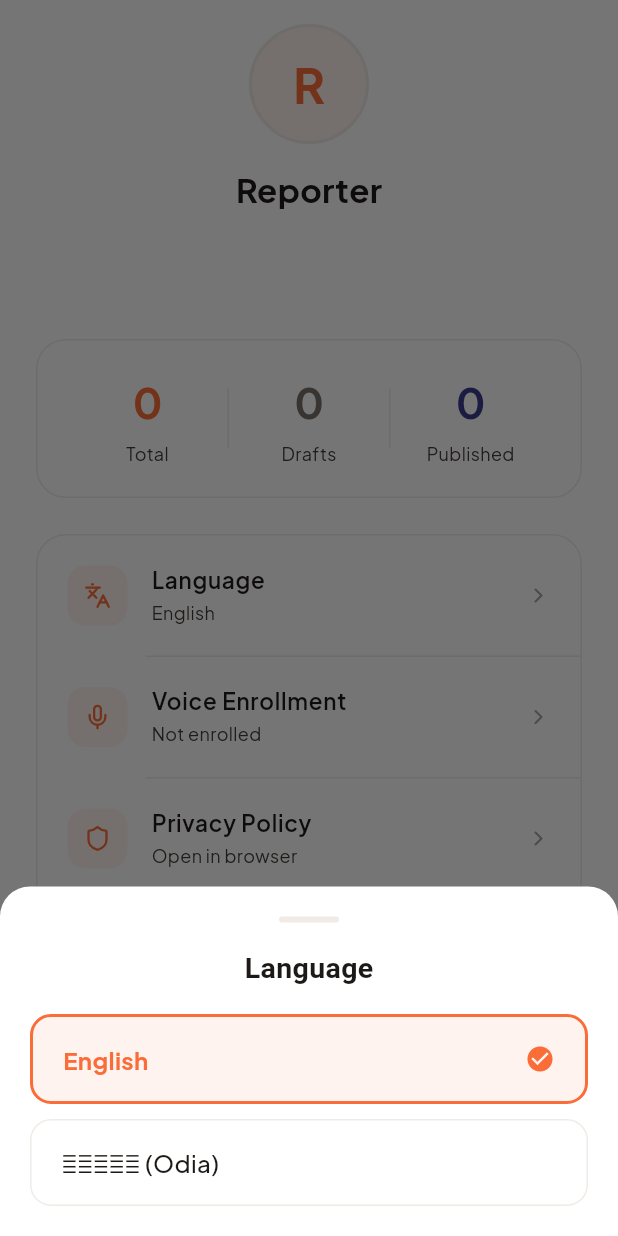
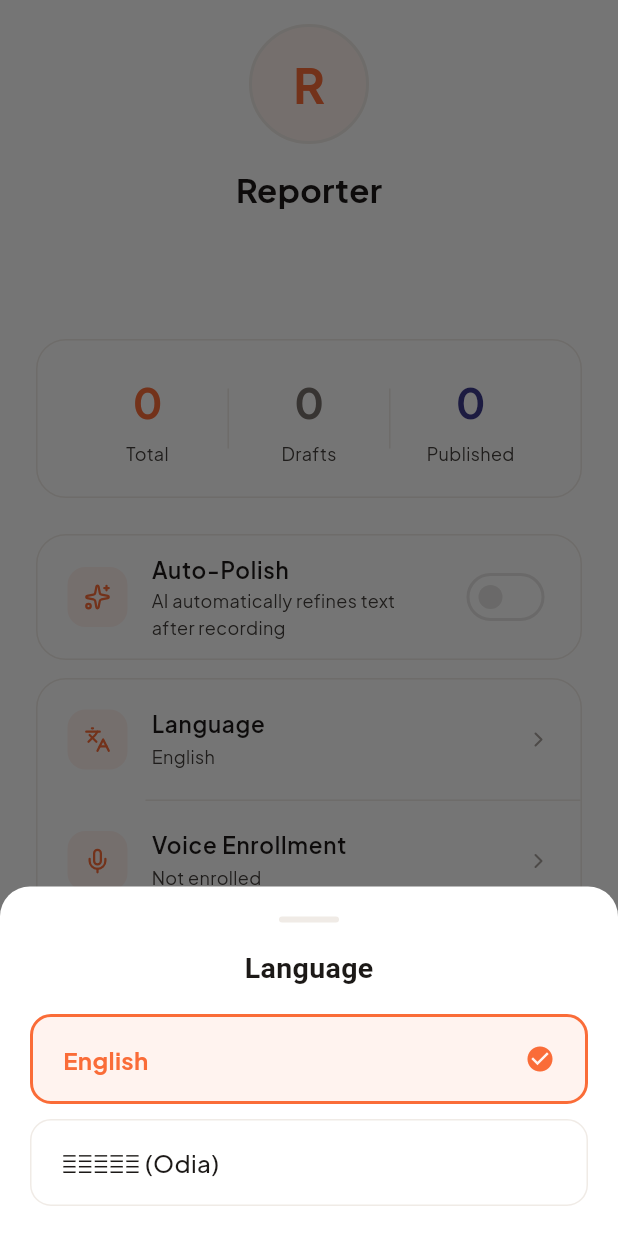
Before and after one commit to satrujit/vrittant, a Flutter app: the ProfileScreen screen opened directly, after a tap on "Language", on a phone screen of 412 x 824 dp. Run offline on Flutter 3.47's test engine with Material 3 defaults, Android fonts, the phone set to English and light mode, and no system bars; our stand-ins replace audioplayers, connectivity_plus, dio, file_picker, flutter_riverpod, flutter_secure_storage and 12 more; missing offline and left inert: dart:js_interop, fftea, record, sherpa_onnx, tflite_flutter; accounts and stored records are empty; network calls fail; Roboto replaces fonts that are missing (Anek Odia).

Commit message:
fix(mobile): wholesale sync lib/ from standalone newsflow repo
The git subtree pull merged the squashed history but left several
files in a broken state — provider missing polishingParagraphIds,
profile_screen referencing strings that didn't exist in the
auto-merged app_strings.dart, missing auto_polish_provider.dart, etc.

Resolved by replacing the affected files wholesale with the
standalone repo's versions:
- api_service.dart, sarvam_api.dart, sarvam_config.dart
- features/create_news/providers/create_news_provider.dart
- features/profile/screens/profile_screen.dart
- core/providers/auto_polish_provider.dart (new file)

For app_strings.dart: took standalone's wholesale (had ~30 new
strings the auto-merge dropped) then re-applied the AI Refine
rename on top.

Kept my Odia auto-locale work in app.dart (standalone doesn't have
that yet — version 1.0.8+13 in pubspec includes it).

flutter analyze: 0 errors (62 info/warnings, all pre-existing dead-
code warnings from the standalone notepad refactor).

Co-Authored-By: Claude Opus 4.7 <noreply@anthropic.com>

```diff
--- a/mobile/lib/core/l10n/app_strings.dart
+++ b/mobile/lib/core/l10n/app_strings.dart
@@ -225,6 +225,13 @@ class AppStrings {
   String get comingSoon => isOdia ? '\u0B36\u0B40\u0B18\u0B4D\u0B30 \u0B06\u0B38\u0B41\u0B1B\u0B3F' : 'Coming soon';
   String get privacyPolicy => isOdia ? '\u0B17\u0B4B\u0B2A\u0B28\u0B40\u0B5F\u0B24\u0B3E \u0B28\u0B40\u0B24\u0B3F' : 'Privacy Policy';
   String get privacyPolicySubtitle => isOdia ? '\u0B06\u0B2E\u0B15\u0B41 \u0B2C\u0B4D\u0B30\u0B3E\u0B09\u0B1C\u0B30\u0B30\u0B47 \u0B16\u0B4B\u0B32\u0B28\u0B4D\u0B24\u0B41' : 'Open in browser';
+  String get deleteAccount => isOdia ? '\u0B16\u0B3E\u0B24\u0B3E \u0B21\u0B3F\u0B32\u0B3F\u0B1F \u0B15\u0B30\u0B28\u0B4D\u0B24\u0B41' : 'Delete Account';
+  String get deleteAccountSubtitle => isOdia ? '\u0B06\u0B2A\u0B23\u0B19\u0B4D\u0B15 \u0B16\u0B3E\u0B24\u0B3E \u0B05\u0B15\u0B4D\u0B37\u0B2E \u0B15\u0B30\u0B3F\u0B2C\u0B3E\u0B15\u0B41 \u0B05\u0B28\u0B41\u0B30\u0B4B\u0B27 \u0B15\u0B30\u0B28\u0B4D\u0B24\u0B41' : 'Request to deactivate your account';
+  String get deleteAccountTitle => isOdia ? '\u0B16\u0B3E\u0B24\u0B3E \u0B21\u0B3F\u0B32\u0B3F\u0B1F \u0B15\u0B30\u0B3F\u0B2C\u0B47?' : 'Delete your account?';
+  String get deleteAccountBody => isOdia ? '\u0B06\u0B2A\u0B23\u0B19\u0B4D\u0B15 \u0B16\u0B3E\u0B24\u0B3E \u0B05\u0B15\u0B4D\u0B37\u0B2E \u0B15\u0B30\u0B3F\u0B26\u0B3F\u0B06\u0B2F\u0B3F\u0B2C, \u0B15\u0B3E\u0B30\u0B3F\u0B17\u0B24 \u0B24\u0B25\u0B4D\u0B5F (\u0B28\u0B3E\u0B2E, \u0B2B\u0B4B\u0B28\u0B4D) \u0B05\u0B28\u0B3E\u0B2E\u0B40\u0B15\u0B43\u0B24 \u0B39\u0B47\u0B2C \u0B0F\u0B2C\u0B02 \u0B06\u0B2A\u0B23\u0B19\u0B4D\u0B15\u0B30 \u0B16\u0B2C\u0B30 \u0B38\u0B2E\u0B4D\u0B2A\u0B3E\u0B26\u0B3F\u0B24 \u0B15\u0B3E\u0B30\u0B4D\u0B2F\u0B30 \u0B28\u0B3E\u0B2E "\u0B2A\u0B42\u0B30\u0B4D\u0B2C\u0B24\u0B28 \u0B38\u0B02\u0B2C\u0B3E\u0B26\u0B26\u0B3E\u0B24\u0B3E" \u0B39\u0B47\u0B2C\u0964 \u0B0F\u0B39\u0B3E \u0B05\u0B2A\u0B30\u0B3F\u0B2C\u0B30\u0B4D\u0B24\u0B28\u0B40\u0B5F\u0964' : 'Your account will be deactivated, personal info (name, phone) anonymised, and your published stories will show as "Former Reporter". This is irreversible.';
+  String get deleteAccountConfirm => isOdia ? '\u0B39\u0B01, \u0B05\u0B28\u0B41\u0B30\u0B4B\u0B27 \u0B2A\u0B20\u0B3E\u0B0A\u0B20\u0B28\u0B4D\u0B24\u0B41' : 'Yes, submit request';
+  String get deleteAccountRequestSent => isOdia ? '\u0B05\u0B28\u0B41\u0B30\u0B4B\u0B27 \u0B2A\u0B20\u0B3E\u0B2F\u0B3E\u0B07\u0B1B\u0B3F\u0964 \u0B06\u0B2E\u0B47 \u09E8\u09EA \u0B18\u0B23\u0B4D\u0B1F\u0B3E \u0B2D\u0B3F\u0B24\u0B30\u0B47 \u0B06\u0B2A\u0B23\u0B19\u0B4D\u0B15\u0B41 \u0B38\u0B2E\u0B4D\u0B2A\u0B30\u0B4D\u0B15 \u0B15\u0B30\u0B3F\u0B2C\u0B41\u0964' : 'Request submitted. We\u2019ll contact you within 24 hours.';
+  String get deleteAccountError => isOdia ? '\u0B05\u0B28\u0B41\u0B30\u0B4B\u0B27 \u0B2A\u0B20\u0B3E\u0B07\u0B2A\u0B3E\u0B30\u0B3F\u0B32\u0B41 \u0B28\u0B3E\u0B39\u0B3F\u0B01\u0964 \u0B2A\u0B41\u0B23\u0B3F \u0B1A\u0B47\u0B37\u0B4D\u0B1F\u0B3E \u0B15\u0B30\u0B28\u0B4D\u0B24\u0B41\u0964' : 'Could not submit request. Please try again.';
   // Force-update gate
   String get forceUpdateTitle => isOdia ? '\u0B05\u0B2A\u0B21\u0B47\u0B1F \u0B06\u0B2C\u0B36\u0B4D\u0B2F\u0B15' : 'Update required';
   String get forceUpdateBody => isOdia ? '\u0B2C\u0B43\u0B24\u0B4D\u0B24\u0B3E\u0B28\u0B4D\u0B24\u0B30 \u0B0F\u0B15 \u0B28\u0B42\u0B24\u0B28 \u0B38\u0B02\u0B38\u0B4D\u0B15\u0B30\u0B23 \u0B09\u0B2A\u0B32\u0B2C\u0B4D\u0B27\u0964 \u0B05\u0B17\u0B4D\u0B30\u0B38\u0B30 \u0B39\u0B2C\u0B3E \u0B2A\u0B3E\u0B07\u0B01 \u0B05\u0B2D\u0B3F\u0B28\u0B2C \u0B38\u0B02\u0B38\u0B4D\u0B15\u0B30\u0B23\u0B15\u0B41 \u0B05\u0B2A\u0B21\u0B47\u0B1F \u0B15\u0B30\u0B28\u0B4D\u0B24\u0B41\u0964' : 'A new version of Vrittant is available. Please update to continue.';
@@ -314,6 +321,14 @@ class AppStrings {
       default: return all;
     }
   }
+
+  // ===========================================================================
+  // Auto-Polish
+  // ===========================================================================
+  String get autoPolish => isOdia ? 'ସ୍ୱୟଂଚାଳିତ ପରିଷ୍କାର' : 'Auto-Polish';
+  String get autoPolishDesc => isOdia
+      ? 'ରେକର୍ଡିଂ ପରେ AI ସ୍ୱୟଂଚାଳିତ ଭାବରେ ଲେଖାକୁ ଠିକ୍ କରିବ'
+      : 'AI automatically refines text after recording';
 
   // ===========================================================================
   // Voice Enrollment
--- /dev/null
+++ b/mobile/lib/core/providers/auto_polish_provider.dart
@@ -0,0 +1,35 @@
+import 'package:flutter_riverpod/flutter_riverpod.dart';
+import 'package:shared_preferences/shared_preferences.dart';
+
+class AutoPolishNotifier extends Notifier<bool> {
+  static const _prefKey = 'auto_polish_enabled';
+
+  @override
+  bool build() {
+    _loadFromDisk();
+    // Off by default. Auto-polish runs an LLM pass on every committed
+    // paragraph, which costs latency and tokens and can rewrite phrasing
+    // a reporter wanted left alone. Users who want it can opt in via
+    // Profile → Auto-Polish; the choice is persisted to SharedPreferences.
+    return false;
+  }
+
+  Future<void> _loadFromDisk() async {
+    try {
+      final prefs = await SharedPreferences.getInstance();
+      final val = prefs.getBool(_prefKey);
+      if (val != null) state = val;
+    } catch (_) {}
+  }
+
+  Future<void> toggle() async {
+    state = !state;
+    try {
+      final prefs = await SharedPreferences.getInstance();
+      await prefs.setBool(_prefKey, state);
+    } catch (_) {}
+  }
+}
+
+final autoPolishProvider =
+    NotifierProvider<AutoPolishNotifier, bool>(AutoPolishNotifier.new);
--- a/mobile/lib/core/services/api_service.dart
+++ b/mobile/lib/core/services/api_service.dart
@@ -407,6 +407,13 @@ class ApiService {
   Future<void> deleteEnrollment() async {
     await _dio.delete('/api/speaker/enrollment');
   }
+
+  /// Request account deactivation: anonymises PII, revokes sessions,
+  /// leaves published stories attributed to "Former Reporter".
+  /// Server-side is idempotent; the client should log the user out after.
+  Future<void> requestAccountDeletion() async {
+    await _dio.delete('/auth/me');
+  }
 }
 
 // -- Provider --
--- a/mobile/lib/core/services/sarvam_config.dart
+++ b/mobile/lib/core/services/sarvam_config.dart
@@ -7,11 +7,7 @@ class SarvamConfig {
   static const String sttModel = 'saaras:v3';
   static const String ttsModel = 'bulbul:v3';
   static const String translateModel = 'sarvam-translate:v1';
-  // sarvam-105b is Sarvam's flagship model. Materially better Odia
-  // proper-noun handling than sarvam-30b at ~1.6x the cost (~₹0.03 vs
-  // ₹0.02 per call). Used for headline gen, polish, generate-story —
-  // all editorial drafting where output quality is what matters.
-  static const String chatModel = 'sarvam-105b';
+  static const String chatModel = 'sarvam-30b';
 
   // Language codes
   static const String odiaCode = 'od-IN';
--- a/mobile/lib/features/profile/screens/profile_screen.dart
+++ b/mobile/lib/features/profile/screens/profile_screen.dart
@@ -3,7 +3,6 @@ import 'package:flutter_riverpod/flutter_riverpod.dart';
 import 'package:go_router/go_router.dart';
 import 'package:google_fonts/google_fonts.dart';
 import 'package:lucide_icons/lucide_icons.dart';
-import 'package:package_info_plus/package_info_plus.dart';
 import 'package:url_launcher/url_launcher.dart';
 import '../../../core/services/api_config.dart';
 import '../../../core/services/api_service.dart';
@@ -15,21 +14,10 @@ import '../../../core/theme/theme_extensions.dart';
 import '../../../core/theme/theme_provider.dart';
 import '../../../core/l10n/app_strings.dart';
 import '../../../core/l10n/language_provider.dart';
+import '../../../core/providers/auto_polish_provider.dart';
 import '../../auth/providers/auth_provider.dart';
 import '../../home/providers/stories_provider.dart';
 import '../providers/voice_enrollment_provider.dart';
-
-/// App version (e.g. "1.0.4") read from native package metadata.
-/// Returns empty string on the rare failure path so the About row
-/// just shows "Vrittant" without a misleading hardcoded version.
-final _appVersionProvider = FutureProvider<String>((ref) async {
-  try {
-    final info = await PackageInfo.fromPlatform();
-    return info.version;
-  } catch (_) {
-    return '';
-  }
-});
 
 class ProfileScreen extends ConsumerWidget {
   const ProfileScreen({super.key});
@@ -198,16 +186,13 @@ class ProfileScreen extends ConsumerWidget {
         : 'English';
     final enrollmentState = ref.watch(voiceEnrollmentProvider);
     final voiceSubtitle = enrollmentState.isEnrolled ? s.enrolled : s.notEnrolled;
-    // Resolve dynamically — falls back to "Vrittant" alone if the
-    // platform call hasn't returned yet or fails.
-    final appVersion = ref.watch(_appVersionProvider).asData?.value ?? '';
-    final aboutSubtitle =
-        appVersion.isEmpty ? 'Vrittant' : 'Version $appVersion';
+    final autoPolish = ref.watch(autoPolishProvider);
     final items = [
       (LucideIcons.languages, s.language, langSubtitle, 'language'),
       (LucideIcons.mic, s.voiceEnrollment, voiceSubtitle, 'voice_enrollment'),
       (LucideIcons.shield, s.privacyPolicy, s.privacyPolicySubtitle, 'privacy_policy'),
-      (LucideIcons.info, s.about, aboutSubtitle, 'about'),
+      (LucideIcons.info, s.about, 'Version 1.0.0', 'about'),
+      (LucideIcons.userX, s.deleteAccount, s.deleteAccountSubtitle, 'delete_account'),
       (LucideIcons.logOut, s.logout, s.signOut, 'logout'),
     ];
 
@@ -215,6 +200,52 @@ class ProfileScreen extends ConsumerWidget {
       padding: const EdgeInsets.symmetric(horizontal: AppSpacing.xl),
       child: Column(
         children: [
+          // Auto-polish toggle
+          Container(
+            margin: const EdgeInsets.only(bottom: AppSpacing.md),
+            decoration: BoxDecoration(
+              color: t.cardBg,
+              borderRadius: BorderRadius.circular(AppSpacing.radiusXl),
+              border: Border.all(color: AppColors.vrCardBorder),
+            ),
+            child: SwitchListTile(
+              contentPadding: const EdgeInsets.symmetric(
+                horizontal: 20,
+                vertical: 4,
+              ),
+              secondary: Container(
+                width: 40,
+                height: 40,
+                decoration: BoxDecoration(
+                  color: AppColors.vrCoralLight,
+                  borderRadius: BorderRadius.circular(12),
+                ),
+                child: Icon(
+                  LucideIcons.sparkles,
+                  size: 18,
+                  color: AppColors.vrCoral,
+                ),
+              ),
+              title: Text(
+                s.autoPolish,
+                style: GoogleFonts.plusJakartaSans(
+                  fontSize: 15,
+                  fontWeight: FontWeight.w600,
+                  color: AppColors.vrHeading,
+                ),
+              ),
+              subtitle: Text(
+                s.autoPolishDesc,
+                style: GoogleFonts.plusJakartaSans(
+                  fontSize: 12,
+                  color: AppColors.vrBody,
+                ),
+              ),
+              value: autoPolish,
+              activeTrackColor: AppColors.vrCoral,
+              onChanged: (_) => ref.read(autoPolishProvider.notifier).toggle(),
+            ),
+          ),
           // Settings list
           Container(
             decoration: BoxDecoration(
@@ -226,7 +257,7 @@ class ProfileScreen extends ConsumerWidget {
               children: items.asMap().entries.map((entry) {
                 final (icon, title, subtitle, action) = entry.value;
                 final isLast = entry.key == items.length - 1;
-                final isLogout = action == 'logout';
+                final isLogout = action == 'logout' || action == 'delete_account';
 
                 return Column(
                   children: [
@@ -301,11 +332,7 @@ class ProfileScreen extends ConsumerWidget {
         _showLogoutConfirmation(context, ref);
         break;
       case 'about':
-        _showAboutDialog(
-          context,
-          s: AppStrings.of(ref),
-          version: ref.read(_appVersionProvider).asData?.value ?? '',
-        );
+        _showAboutDialog(context, s: AppStrings.of(ref));
         break;
       case 'language':
         _showLanguagePicker(context, ref);
@@ -315,6 +342,9 @@ class ProfileScreen extends ConsumerWidget {
         break;
       case 'privacy_policy':
         _openPrivacyPolicy(context, ref);
+        break;
+      case 'delete_account':
+        _showDeleteAccountConfirmation(context, ref);
         break;
       case 'notifications':
       case 'help':
@@ -398,11 +428,80 @@ class ProfileScreen extends ConsumerWidget {
     }
   }
 
-  void _showAboutDialog(
-    BuildContext context, {
-    required AppStrings s,
-    required String version,
-  }) {
+  void _showDeleteAccountConfirmation(BuildContext context, WidgetRef ref) {
+    final s = AppStrings.of(ref);
+    showDialog(
+      context: context,
+      builder: (ctx) => AlertDialog(
+        shape: RoundedRectangleBorder(borderRadius: BorderRadius.circular(16)),
+        title: Text(
+          s.deleteAccountTitle,
+          style: GoogleFonts.plusJakartaSans(
+            fontWeight: FontWeight.w700,
+            color: AppColors.vrHeading,
+          ),
+        ),
+        content: Text(
+          s.deleteAccountBody,
+          style: GoogleFonts.plusJakartaSans(color: AppColors.vrBody),
+        ),
+        actions: [
+          TextButton(
+            onPressed: () => Navigator.pop(ctx),
+            child: Text(
+              s.cancel,
+              style: GoogleFonts.plusJakartaSans(
+                fontWeight: FontWeight.w600,
+                color: AppColors.vrSection,
+              ),
+            ),
+          ),
+          TextButton(
+            onPressed: () async {
+              Navigator.pop(ctx);
+              final messenger = ScaffoldMessenger.of(context);
+              try {
+                await ref.read(apiServiceProvider).requestAccountDeletion();
+                if (!context.mounted) return;
+                messenger.showSnackBar(
+                  SnackBar(
+                    content: Text(s.deleteAccountRequestSent),
+                    backgroundColor: AppColors.vrCoral,
+                    behavior: SnackBarBehavior.floating,
+                    shape: RoundedRectangleBorder(
+                      borderRadius: BorderRadius.circular(12),
+                    ),
+                  ),
+                );
+                await ref.read(authProvider.notifier).logout();
+                if (context.mounted) context.go('/login');
+              } catch (_) {
+                messenger.showSnackBar(
+                  SnackBar(
+                    content: Text(s.deleteAccountError),
+                    backgroundColor: AppColors.error,
+                    behavior: SnackBarBehavior.floating,
+                    shape: RoundedRectangleBorder(
+                      borderRadius: BorderRadius.circular(12),
+                    ),
+                  ),
+                );
+              }
+            },
+            child: Text(
+              s.deleteAccountConfirm,
+              style: GoogleFonts.plusJakartaSans(
+                fontWeight: FontWeight.w600,
+                color: AppColors.error,
+              ),
+            ),
+          ),
+        ],
+      ),
+    );
+  }
+
+  void _showAboutDialog(BuildContext context, {required AppStrings s}) {
     showDialog(
       context: context,
       builder: (ctx) => AlertDialog(
@@ -418,15 +517,14 @@ class ProfileScreen extends ConsumerWidget {
           mainAxisSize: MainAxisSize.min,
           crossAxisAlignment: CrossAxisAlignment.start,
           children: [
-            if (version.isNotEmpty)
-              Text(
-                'Version $version',
-                style: GoogleFonts.plusJakartaSans(
-                  fontSize: 14,
-                  color: AppColors.vrBody,
-                ),
+            Text(
+              'Version 1.0.0',
+              style: GoogleFonts.plusJakartaSans(
+                fontSize: 14,
+                color: AppColors.vrBody,
               ),
-            if (version.isNotEmpty) const SizedBox(height: 8),
+            ),
+            const SizedBox(height: 8),
             Text(
               s.isOdia
                   ? '\u0B2C\u0B43\u0B24\u0B4D\u0B24\u0B3E\u0B28\u0B4D\u0B24 \u0B39\u0B47\u0B09\u0B1B\u0B3F \u0B0F\u0B15 \u0B38\u0B4D\u0B2E\u0B3E\u0B30\u0B4D\u0B1F \u0B28\u0B4D\u0B5F\u0B41\u0B1C\u0B4D \u0B30\u0B3F\u0B2A\u0B4B\u0B30\u0B4D\u0B1F\u0B3F\u0B02 \u0B1F\u0B41\u0B32\u0B4D \u0B2F\u0B3E\u0B39\u0B3E \u0B38\u0B3E\u0B2E\u0B4D\u0B2C\u0B3E\u0B26\u0B3F\u0B15\u0B2E\u0B3E\u0B28\u0B19\u0B4D\u0B15\u0B41 \u0B16\u0B2C\u0B30 \u0B38\u0B02\u0B17\u0B4D\u0B30\u0B39, \u0B38\u0B2E\u0B4D\u0B2A\u0B3E\u0B26\u0B28\u0B3E \u0B0F\u0B2C\u0B02 \u0B2A\u0B4D\u0B30\u0B15\u0B3E\u0B36\u0B28\u0B3E\u0B30\u0B47 \u0B38\u0B3E\u0B39\u0B3E\u0B2F\u0B4D\u0B5F \u0B15\u0B30\u0B47\u0964'  // ବୃତ୍ତାନ୍ତ ହେଉଛି ଏକ ସ୍ମାର୍ଟ ନ୍ୟୁଜ୍ ରିପୋର୍ଟିଂ ଟୁଲ୍ ଯାହା ସାମ୍ବାଦିକମାନଙ୍କୁ ଖବର ସଂଗ୍ରହ, ସମ୍ପାଦନା ଏବଂ ପ୍ରକାଶନାରେ ସାହାଯ୍ୟ କରେ।
```
Also changed, not shown: mobile/lib/core/services/sarvam_api.dart (+0 -46 lines), mobile/lib/features/create_news/providers/create_news_provider.dart (+128 -6 lines).
